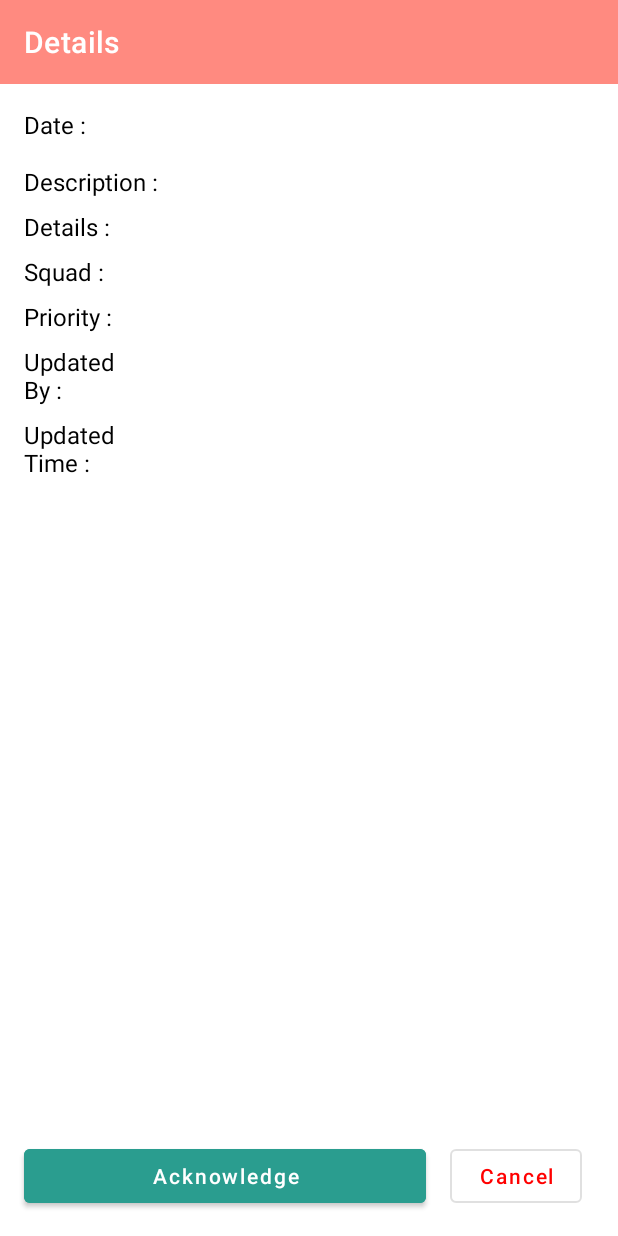
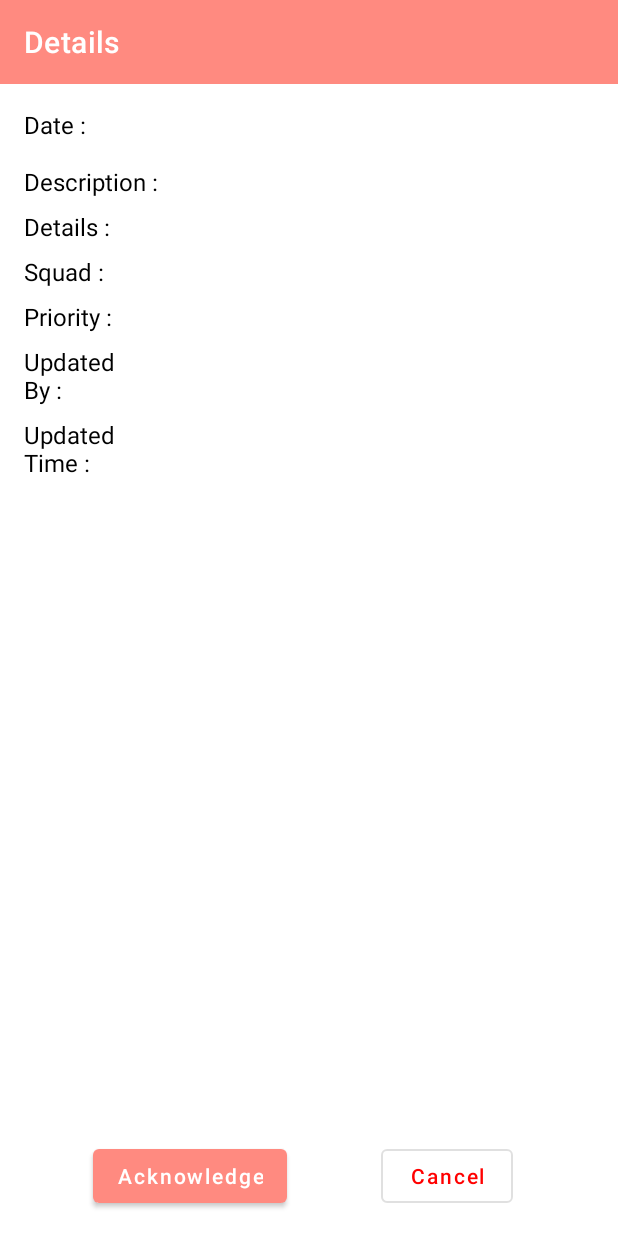
Before and after one commit to suryasinghvijay/AlertingSystemHackaton, an Android app: the AlertDetailsActivity screen opened directly, with no data from a screen before it, on a phone screen of 412 x 824 dp. Run offline under Robolectric (Android 15) with nearby library versions, the phone set to English and light mode, and no system bars; our stand-ins replace Dagger/Hilt's generated code.

Commit message:
few changes

```diff
--- a/app/src/main/res/layout/activity_dashboard.xml
+++ b/app/src/main/res/layout/activity_dashboard.xml
@@ -31,7 +31,7 @@
         android:layout_marginEnd="16dp"
         android:layout_marginStart="16dp"
         android:id="@+id/bottom_navigation"
-        android:background="@drawable/border_navigation"
+        android:background="@drawable/border_orange"
         app:menu="@menu/bottom_navigation_menu"
         app:layout_constraintBottom_toBottomOf="parent"
         app:layout_constraintEnd_toEndOf="parent"
@@ -44,9 +44,11 @@
         android:layout_height="0dp"
         app:defaultNavHost="true"
         app:layout_constraintBottom_toTopOf="@id/bottom_navigation"
+        app:layout_constraintHorizontal_bias="0.0"
         app:layout_constraintLeft_toLeftOf="parent"
         app:layout_constraintRight_toRightOf="parent"
         app:layout_constraintTop_toBottomOf="@id/appBarLayout"
+        app:layout_constraintVertical_bias="1.0"
         app:navGraph="@navigation/dashboard_navigation" />
 
 
--- a/app/src/main/res/layout/activity_event_details_layout.xml
+++ b/app/src/main/res/layout/activity_event_details_layout.xml
@@ -5,44 +5,15 @@
     android:layout_width="match_parent"
     android:layout_height="match_parent">
 
-    <Button
-        android:id="@+id/button"
-        style="@style/Widget.MaterialComponents.Button.OutlinedButton"
-        android:layout_width="wrap_content"
-        android:layout_height="wrap_content"
-        android:layout_marginBottom="16dp"
-        android:layout_marginEnd="24dp"
-        android:text="Cancel"
-        android:textAllCaps="false"
-        android:textColor="@color/colorRed_FF0000"
-        app:layout_constraintBottom_toBottomOf="parent"
-        app:layout_constraintEnd_toEndOf="parent" />
-
-    <Button
-        android:id="@+id/button2"
-        style="@style/TextAppearance.MaterialComponents.Button"
-        android:layout_width="0dp"
-        android:layout_height="wrap_content"
-        android:layout_marginBottom="16dp"
-        android:layout_marginEnd="16dp"
-        android:layout_marginStart="16dp"
-        android:backgroundTint="@color/colorGreen_2A9D8F"
-        android:text="Acknowledge"
-        android:textAllCaps="false"
-        android:textColor="@color/white"
-        app:layout_constraintBottom_toBottomOf="parent"
-        app:layout_constraintEnd_toStartOf="@+id/button"
-        app:layout_constraintStart_toStartOf="parent" />
-
     <TextView
         android:id="@+id/textView"
         style="@style/BaseTextViewStyle.Body2"
         android:layout_width="wrap_content"
         android:layout_height="wrap_content"
-        android:textColor="@color/black"
         android:layout_marginStart="16dp"
         android:layout_marginTop="16dp"
         android:text="Date : "
+        android:textColor="@color/black"
         app:layout_constraintStart_toStartOf="parent"
         app:layout_constraintTop_toBottomOf="@+id/toolbar" />
 
@@ -62,9 +33,9 @@
         android:layout_width="wrap_content"
         android:layout_height="wrap_content"
         android:layout_marginStart="16dp"
-        android:textColor="@color/black"
         android:layout_marginTop="16dp"
         android:text="Description :"
+        android:textColor="@color/black"
         app:layout_constraintStart_toStartOf="parent"
         app:layout_constraintTop_toBottomOf="@+id/textView" />
 
@@ -178,9 +149,9 @@
         android:layout_width="0dp"
         android:layout_height="wrap_content"
         android:layout_marginStart="16dp"
-        android:textColor="@color/black"
         android:layout_marginTop="8dp"
         android:text="Updated By :"
+        android:textColor="@color/black"
         app:layout_constraintEnd_toEndOf="@+id/textView3"
         app:layout_constraintStart_toStartOf="parent"
         app:layout_constraintTop_toBottomOf="@+id/textView10" />
@@ -204,9 +175,9 @@
         style="@style/BaseTextViewStyle.Body2"
         android:layout_width="0dp"
         android:layout_height="wrap_content"
-        android:textColor="@color/black"
         android:layout_marginTop="8dp"
         android:text="Updated Time :"
+        android:textColor="@color/black"
         app:layout_constraintEnd_toEndOf="@+id/textView12"
         app:layout_constraintStart_toStartOf="@+id/textView12"
         app:layout_constraintTop_toBottomOf="@+id/textView12" />
@@ -229,14 +200,44 @@
         android:id="@+id/toolbar"
         android:layout_width="match_parent"
         android:layout_height="wrap_content"
-        app:title="Details"
-        app:titleTextColor="@color/white"
         android:background="?attr/colorPrimary"
         android:minHeight="?attr/actionBarSize"
         android:theme="?attr/actionBarTheme"
         app:layout_constraintEnd_toEndOf="parent"
         app:layout_constraintStart_toStartOf="parent"
-        app:layout_constraintTop_toTopOf="parent" />
+        app:layout_constraintTop_toTopOf="parent"
+        app:title="Details"
+        app:titleTextColor="@color/white" />
+
+    <com.google.android.material.button.MaterialButton
+        android:id="@+id/button"
+        style="@style/Widget.MaterialComponents.Button.OutlinedButton"
+        android:layout_width="wrap_content"
+        android:layout_height="wrap_content"
+        android:layout_marginBottom="16dp"
+        android:layout_marginEnd="24dp"
+        android:text="Cancel"
+        android:textAllCaps="false"
+        android:textColor="@color/colorRed_FF0000"
+        app:layout_constraintBottom_toBottomOf="parent"
+        app:layout_constraintEnd_toEndOf="parent"
+        app:layout_constraintHorizontal_bias="0.5"
+        app:layout_constraintStart_toEndOf="@+id/button2" />
+
+    <com.google.android.material.button.MaterialButton
+        android:id="@+id/button2"
+        android:layout_width="wrap_content"
+        android:layout_height="wrap_content"
+        android:layout_marginBottom="16dp"
+        android:layout_marginEnd="16dp"
+        android:layout_marginStart="16dp"
+        android:text="Acknowledge"
+        android:textAllCaps="false"
+        android:textColor="@color/white"
+        app:layout_constraintBottom_toBottomOf="parent"
+        app:layout_constraintEnd_toStartOf="@+id/button"
+        app:layout_constraintHorizontal_bias="0.5"
+        app:layout_constraintStart_toStartOf="parent" />
 
 
 </androidx.constraintlayout.widget.ConstraintLayout>
```
